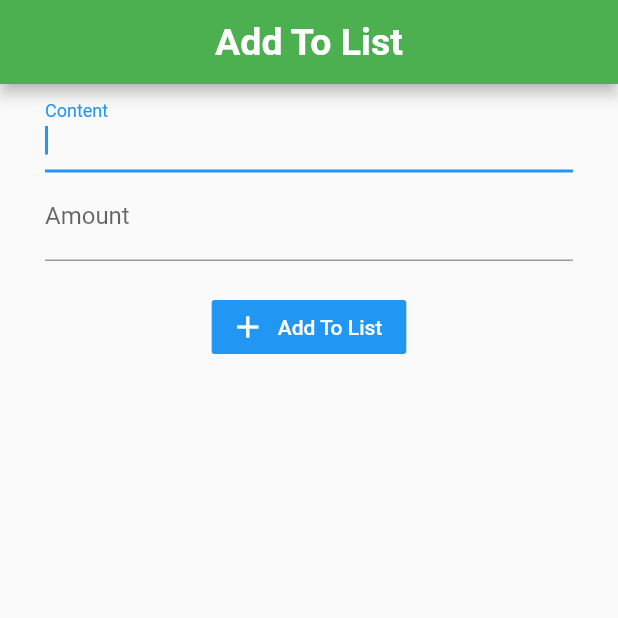
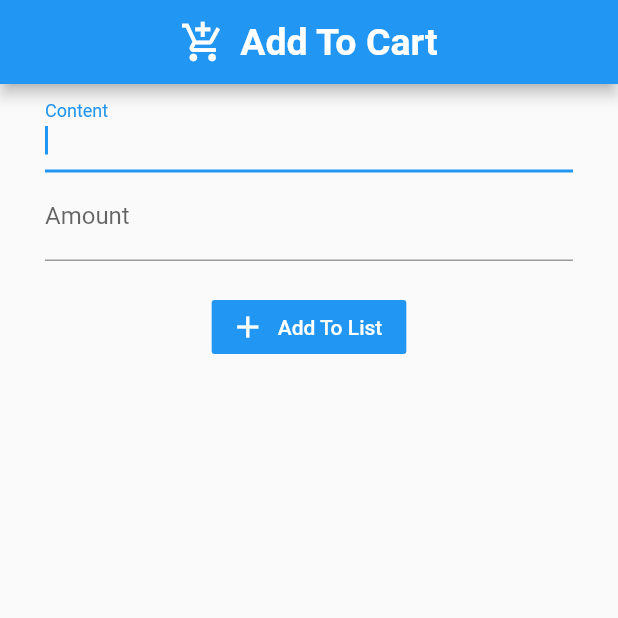
Before and after one commit to ThiemJson/Flutter_03, a Flutter app: the screen it shows after launch, on a phone screen of 412 x 824 dp, the top half of it. Run offline on Flutter 3.47's test engine with Material 2 defaults, Android fonts, the phone set to English and light mode, and no system bars; missing offline and left inert: dart:ffi.

Commit message:
update title to Add To Card and insert incon

```diff
--- a/lib/AddToList.dart
+++ b/lib/AddToList.dart
@@ -2,6 +2,7 @@ import 'dart:convert';
 import 'dart:ffi';
 import 'dart:io';
 import 'package:flutter/material.dart';
+import 'package:flutter/rendering.dart';
 
 class AddToList extends StatefulWidget {
   @override
@@ -40,14 +41,23 @@ class _AddToListState extends State<AddToList> {
         key: _scarfolKey,
         appBar: AppBar(
           centerTitle: true,
-          backgroundColor: Colors.green,
-          title: Text(
-            'Add To List',
-            style: TextStyle(
-              fontSize: 25,
-              fontWeight: FontWeight.bold
-            ),
-          ),
+          backgroundColor: Colors.blue,
+          title: Row(
+            mainAxisAlignment: MainAxisAlignment.center,
+            children: <Widget>[
+              Icon(
+                Icons.add_shopping_cart, color: Colors.white, size: 30,
+              ),
+              SizedBox(width: 10,),
+              Text(
+                'Add To Cart',
+                style: TextStyle(
+                    fontSize: 25,
+                    fontWeight: FontWeight.bold
+                ),
+              ),
+            ],
+          )
         ),
         body: SafeArea(
           minimum: EdgeInsets.only(left: 30, right: 30),
```
